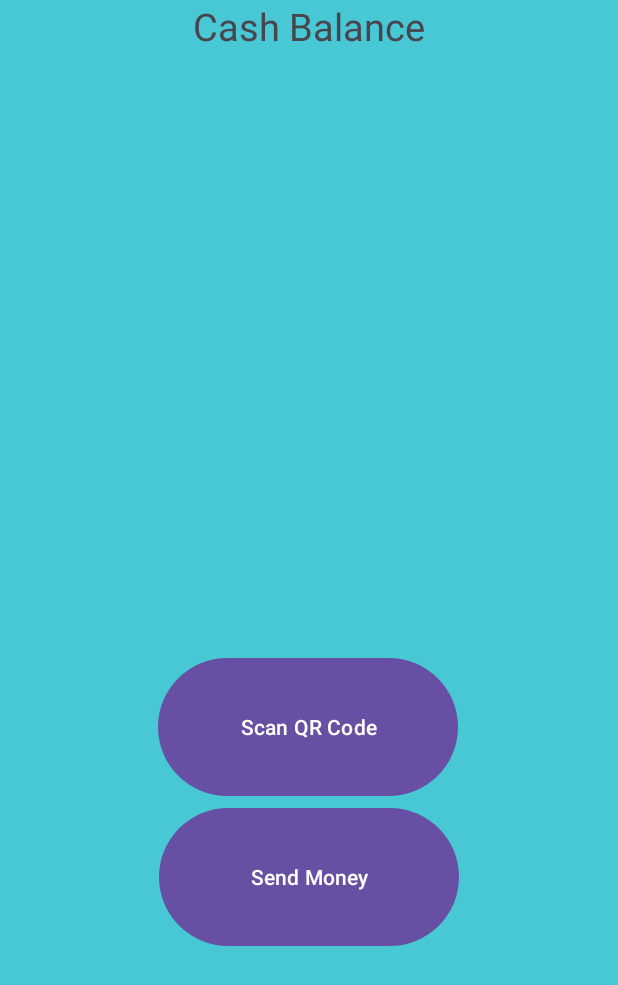
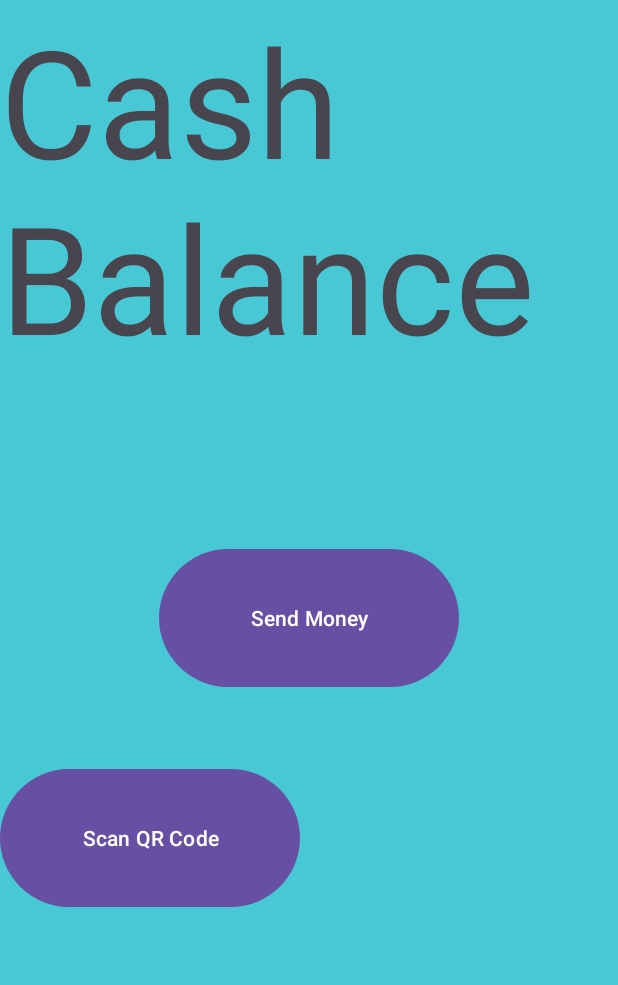
Before and after one commit to Jono-A/MP3CashApp, an Android app: the layout activity_welcome.xml on its own in the app's theme, with its tools: preview values and no code run, on a phone screen of 412 x 824 dp. Shown: the top 985 px of the screen. Run offline under Robolectric (Android 15) with nearby library versions, the phone set to English and light mode, and no system bars.

Commit message:
Merge remote-tracking branch 'origin/master'
# Conflicts:
#	app/src/main/res/layout/activity_welcome.xml

```diff
--- a/app/src/main/res/layout/activity_welcome.xml
+++ b/app/src/main/res/layout/activity_welcome.xml
@@ -3,41 +3,43 @@
     xmlns:tools="http://schemas.android.com/tools"
     android:layout_width="match_parent"
     android:layout_height="match_parent"
-    xmlns:app="http://schemas.android.com/apk/res-auto"
     tools:context=".WelcomeActivity"
     android:background="@color/blue">
 
+    <RelativeLayout
+        android:layout_width="match_parent"
+        android:layout_height="match_parent"
+        tools:context=".MainActivity">
 
-    <TextView
-        android:id="@+id/cashBalance"
-        android:layout_width="wrap_content"
-        android:layout_height="wrap_content"
-        android:text="Cash Balance"
-        android:textSize="25dp"
-        app:layout_constraintTop_toTopOf="parent"
-        app:layout_constraintStart_toStartOf="parent"
-        app:layout_constraintEnd_toEndOf="parent"
-        app:layout_constraintHorizontal_bias="0.5" />
+        <FrameLayout
+            android:layout_width="match_parent"
+            android:layout_height="match_parent"
+            android:background="@android:color/transparent">
 
-    <Button
-        android:id="@+id/scanButton"
-        android:layout_width="200dp"
-        android:layout_height="100dp"
-        android:layout_marginTop="400dp"
-        android:text="Scan QR Code"
-        app:layout_constraintEnd_toEndOf="parent"
-        app:layout_constraintHorizontal_bias="0.497"
-        app:layout_constraintStart_toStartOf="parent"
-        app:layout_constraintTop_toBottomOf="@+id/cashBalance" />
+            <Button
+                android:id="@+id/addMoneyButton"
+                android:layout_width="200dp"
+                android:layout_height="100dp"
+                android:layout_gravity="center"
+                android:text="Send Money" />
 
-    <Button
-        android:id="@+id/addMoneyButton"
-        android:layout_width="200dp"
-        android:layout_height="100dp"
-        android:text="Send Money"
-        app:layout_constraintTop_toBottomOf="@+id/scanButton"
-        app:layout_constraintStart_toStartOf="parent"
-        app:layout_constraintEnd_toEndOf="parent"
-        app:layout_constraintHorizontal_bias="0.5" />
+            <Button
+                android:id="@+id/scanButton"
+                android:layout_width="200dp"
+                android:layout_height="100dp"
+                android:layout_gravity="bottom"
+                android:layout_marginBottom="215dp"
+                android:text="Scan QR Code" />
+
+            <TextView
+                android:layout_width="match_parent"
+                android:layout_height="match_parent"
+                android:text="Cash Balance"
+                android:textSize="100dp">
+
+            </TextView>
+        </FrameLayout>
+
+    </RelativeLayout>
 
 </androidx.constraintlayout.widget.ConstraintLayout>
```
